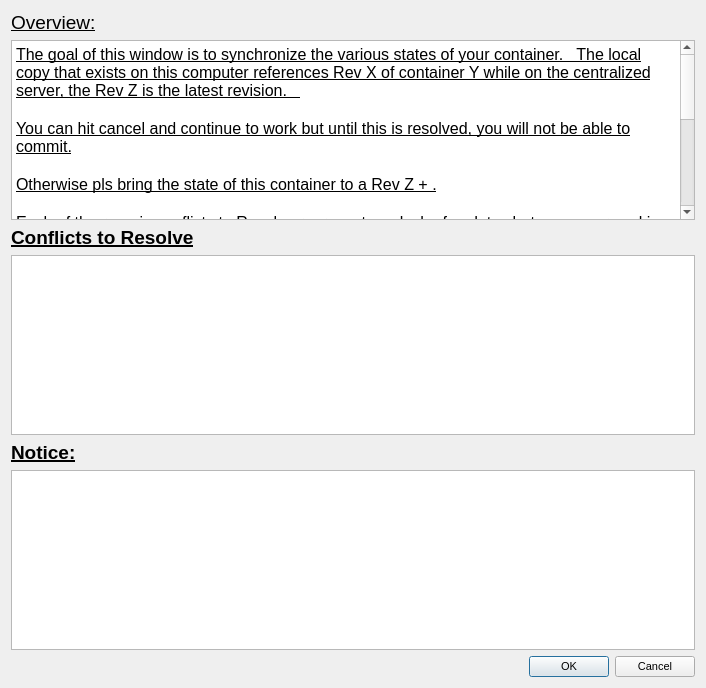
The window that Graphics/UI/ConflictPopUp.ui (inexplicable01/saga) describes before a commit, drawn with Qt 5.
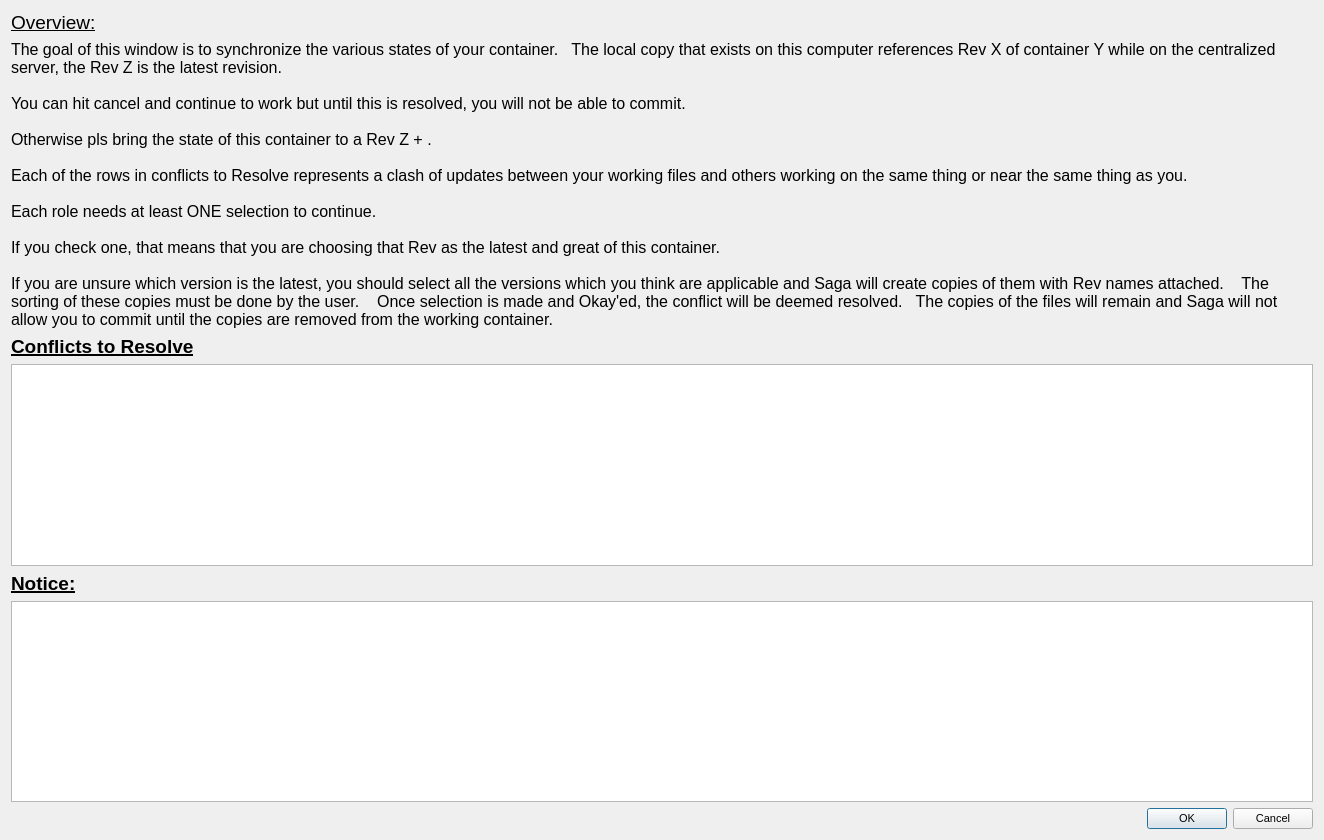
The same window after the commit.

The edit to the form file:
```diff
--- a/Graphics/UI/ConflictPopUp.ui
+++ b/Graphics/UI/ConflictPopUp.ui
@@ -6,8 +6,8 @@
    <rect>
     <x>0</x>
     <y>0</y>
-    <width>706</width>
-    <height>688</height>
+    <width>1324</width>
+    <height>840</height>
    </rect>
   </property>
   <property name="font">
@@ -28,25 +28,35 @@
     </widget>
    </item>
    <item>
-    <widget class="QTextBrowser" name="textBrowser">
-     <property name="html">
-      <string>&lt;!DOCTYPE HTML PUBLIC &quot;-//W3C//DTD HTML 4.0//EN&quot; &quot;http://www.w3.org/TR/REC-html40/strict.dtd&quot;&gt;
-&lt;html&gt;&lt;head&gt;&lt;meta name=&quot;qrichtext&quot; content=&quot;1&quot; /&gt;&lt;style type=&quot;text/css&quot;&gt;
-p, li { white-space: pre-wrap; }
-&lt;/style&gt;&lt;/head&gt;&lt;body style=&quot; font-family:'MS Shell Dlg 2'; font-size:14pt; font-weight:400; font-style:normal;&quot;&gt;
-&lt;p style=&quot; margin-top:0px; margin-bottom:0px; margin-left:0px; margin-right:0px; -qt-block-indent:0; text-indent:0px;&quot;&gt;&lt;span style=&quot; font-size:12pt;&quot;&gt;The goal of this window is to synchronize the various states of your container.   The local copy that exists on this computer references Rev X of container Y while on the centralized server, the Rev Z is the latest revision.   &lt;/span&gt;&lt;/p&gt;
-&lt;p style=&quot;-qt-paragraph-type:empty; margin-top:0px; margin-bottom:0px; margin-left:0px; margin-right:0px; -qt-block-indent:0; text-indent:0px; font-size:12pt;&quot;&gt;&lt;br /&gt;&lt;/p&gt;
-&lt;p style=&quot; margin-top:0px; margin-bottom:0px; margin-left:0px; margin-right:0px; -qt-block-indent:0; text-indent:0px;&quot;&gt;&lt;span style=&quot; font-size:12pt;&quot;&gt;You can hit cancel and continue to work but until this is resolved, you will not be able to commit.&lt;/span&gt;&lt;/p&gt;
-&lt;p style=&quot;-qt-paragraph-type:empty; margin-top:0px; margin-bottom:0px; margin-left:0px; margin-right:0px; -qt-block-indent:0; text-indent:0px; font-size:12pt;&quot;&gt;&lt;br /&gt;&lt;/p&gt;
-&lt;p style=&quot; margin-top:0px; margin-bottom:0px; margin-left:0px; margin-right:0px; -qt-block-indent:0; text-indent:0px;&quot;&gt;&lt;span style=&quot; font-size:12pt;&quot;&gt;Otherwise pls bring the state of this container to a Rev Z + .&lt;/span&gt;&lt;/p&gt;
-&lt;p style=&quot;-qt-paragraph-type:empty; margin-top:0px; margin-bottom:0px; margin-left:0px; margin-right:0px; -qt-block-indent:0; text-indent:0px; font-size:12pt;&quot;&gt;&lt;br /&gt;&lt;/p&gt;
-&lt;p style=&quot; margin-top:0px; margin-bottom:0px; margin-left:0px; margin-right:0px; -qt-block-indent:0; text-indent:0px;&quot;&gt;&lt;span style=&quot; font-size:12pt;&quot;&gt;Each of the rows in conflicts to Resolve represents a clash of updates between your working files and others working on the same thing or near the same thing as you.   &lt;/span&gt;&lt;/p&gt;
-&lt;p style=&quot;-qt-paragraph-type:empty; margin-top:0px; margin-bottom:0px; margin-left:0px; margin-right:0px; -qt-block-indent:0; text-indent:0px; font-size:12pt;&quot;&gt;&lt;br /&gt;&lt;/p&gt;
-&lt;p style=&quot; margin-top:0px; margin-bottom:0px; margin-left:0px; margin-right:0px; -qt-block-indent:0; text-indent:0px;&quot;&gt;&lt;span style=&quot; font-size:12pt;&quot;&gt;Each role needs at least ONE selection to continue.&lt;/span&gt;&lt;/p&gt;
-&lt;p style=&quot;-qt-paragraph-type:empty; margin-top:0px; margin-bottom:0px; margin-left:0px; margin-right:0px; -qt-block-indent:0; text-indent:0px; font-size:12pt;&quot;&gt;&lt;br /&gt;&lt;/p&gt;
-&lt;p style=&quot; margin-top:0px; margin-bottom:0px; margin-left:0px; margin-right:0px; -qt-block-indent:0; text-indent:0px;&quot;&gt;&lt;span style=&quot; font-size:12pt;&quot;&gt;If you check one, that means that you are choosing that Rev as the latest and great of this container.  &lt;/span&gt;&lt;/p&gt;
-&lt;p style=&quot;-qt-paragraph-type:empty; margin-top:0px; margin-bottom:0px; margin-left:0px; margin-right:0px; -qt-block-indent:0; text-indent:0px; font-size:12pt;&quot;&gt;&lt;br /&gt;&lt;/p&gt;
-&lt;p style=&quot; margin-top:0px; margin-bottom:0px; margin-left:0px; margin-right:0px; -qt-block-indent:0; text-indent:0px;&quot;&gt;&lt;span style=&quot; font-size:12pt;&quot;&gt;If you are unsure which version is the latest, you should select all the versions which you think are applicable and Saga will create copies of them with Rev names attached.    The sorting of these copies must be done by the user.    Once selection is made and Okay'ed, the conflict will be deemed resolved.   The copies of the files will remain and Saga will not allow you to commit until the copies are removed from the working container.&lt;/span&gt;&lt;/p&gt;&lt;/body&gt;&lt;/html&gt;</string>
+    <widget class="QLabel" name="label_2">
+     <property name="font">
+      <font>
+       <pointsize>12</pointsize>
+       <weight>50</weight>
+       <bold>false</bold>
+       <underline>false</underline>
+      </font>
+     </property>
+     <property name="text">
+      <string>The goal of this window is to synchronize the various states of your container.   The local copy that exists on this computer references Rev X of container Y while on the centralized server, the Rev Z is the latest revision.   
+
+You can hit cancel and continue to work but until this is resolved, you will not be able to commit.
+
+Otherwise pls bring the state of this container to a Rev Z + .
+
+Each of the rows in conflicts to Resolve represents a clash of updates between your working files and others working on the same thing or near the same thing as you.   
+
+Each role needs at least ONE selection to continue.
+
+If you check one, that means that you are choosing that Rev as the latest and great of this container.  
+
+If you are unsure which version is the latest, you should select all the versions which you think are applicable and Saga will create copies of them with Rev names attached.    The sorting of these copies must be done by the user.    Once selection is made and Okay'ed, the conflict will be deemed resolved.   The copies of the files will remain and Saga will not allow you to commit until the copies are removed from the working container.</string>
+     </property>
+     <property name="textFormat">
+      <enum>Qt::AutoText</enum>
+     </property>
+     <property name="wordWrap">
+      <bool>true</bool>
      </property>
     </widget>
    </item>
```
Left out of the diff: 10 changed lines with no effect on the pictures.
